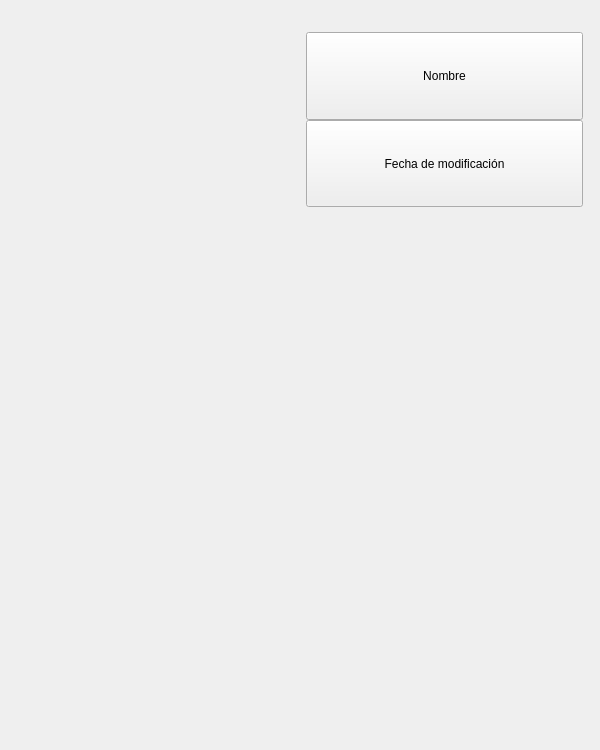
Qt form bqLibrary/ui/LibrarySortBrowserBooksByLayer.ui (bq/cervantes) before a commit.
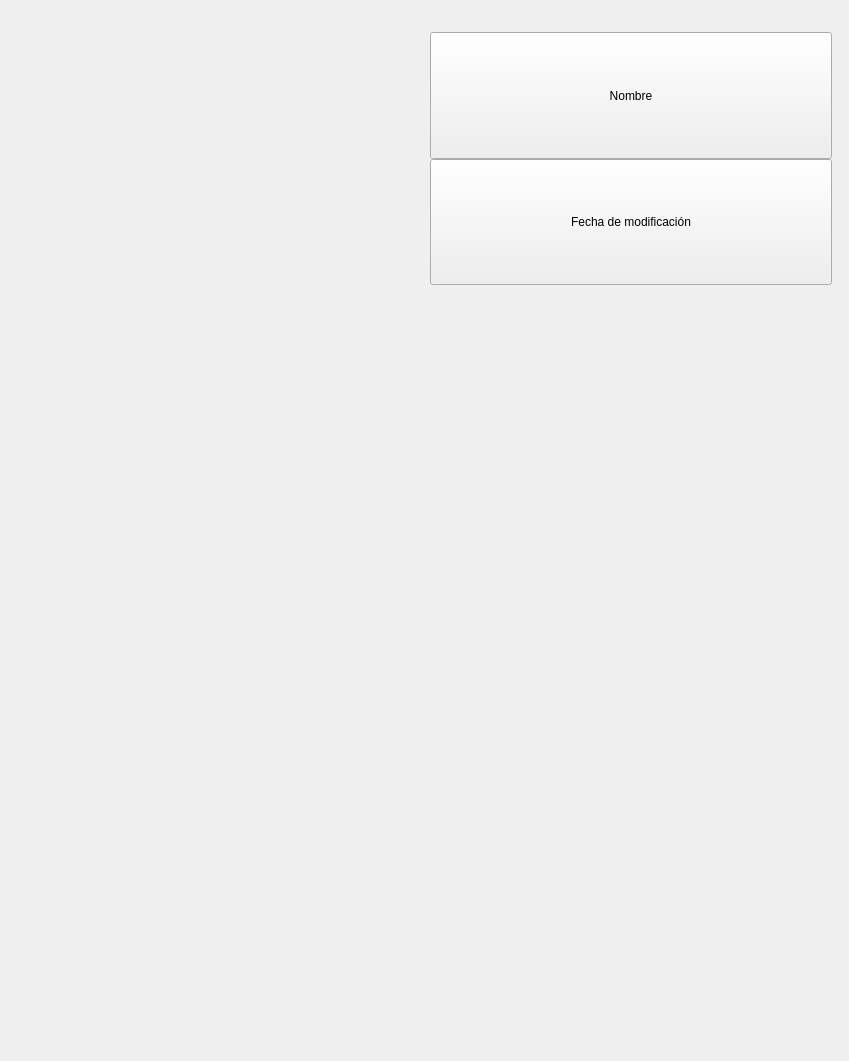
The same form after that commit.

What changed in the file:
```diff
--- a/bqLibrary/ui/LibrarySortBrowserBooksByLayer.ui
+++ b/bqLibrary/ui/LibrarySortBrowserBooksByLayer.ui
@@ -6,20 +6,20 @@
    <rect>
     <x>0</x>
     <y>0</y>
-    <width>600</width>
-    <height>750</height>
+    <width>849</width>
+    <height>1061</height>
    </rect>
   </property>
   <property name="minimumSize">
    <size>
-    <width>600</width>
-    <height>750</height>
+    <width>0</width>
+    <height>0</height>
    </size>
   </property>
   <property name="maximumSize">
    <size>
-    <width>600</width>
-    <height>750</height>
+    <width>849</width>
+    <height>1061</height>
    </size>
   </property>
   <property name="windowTitle">
@@ -53,7 +53,7 @@
      <property name="maximumSize">
       <size>
        <width>16777215</width>
-       <height>600</height>
+       <height>849</height>
       </size>
      </property>
      <layout class="QHBoxLayout" name="HorizontalContss">
@@ -143,7 +143,7 @@
            <property name="maximumSize">
             <size>
              <width>16777215</width>
-             <height>620</height>
+             <height>877</height>
             </size>
            </property>
            <layout class="QVBoxLayout" name="verticalLayout">
@@ -201,8 +201,8 @@
            </property>
            <property name="sizeHint" stdset="0">
             <size>
-             <width>20</width>
-             <height>40</height>
+             <width>28</width>
+             <height>57</height>
             </size>
            </property>
           </spacer>
@@ -227,8 +227,8 @@
      </property>
      <property name="sizeHint" stdset="0">
       <size>
-       <width>20</width>
-       <height>40</height>
+       <width>28</width>
+       <height>57</height>
       </size>
      </property>
     </spacer>
```
Left out of the diff: 26 changed lines with no effect on the pictures.
